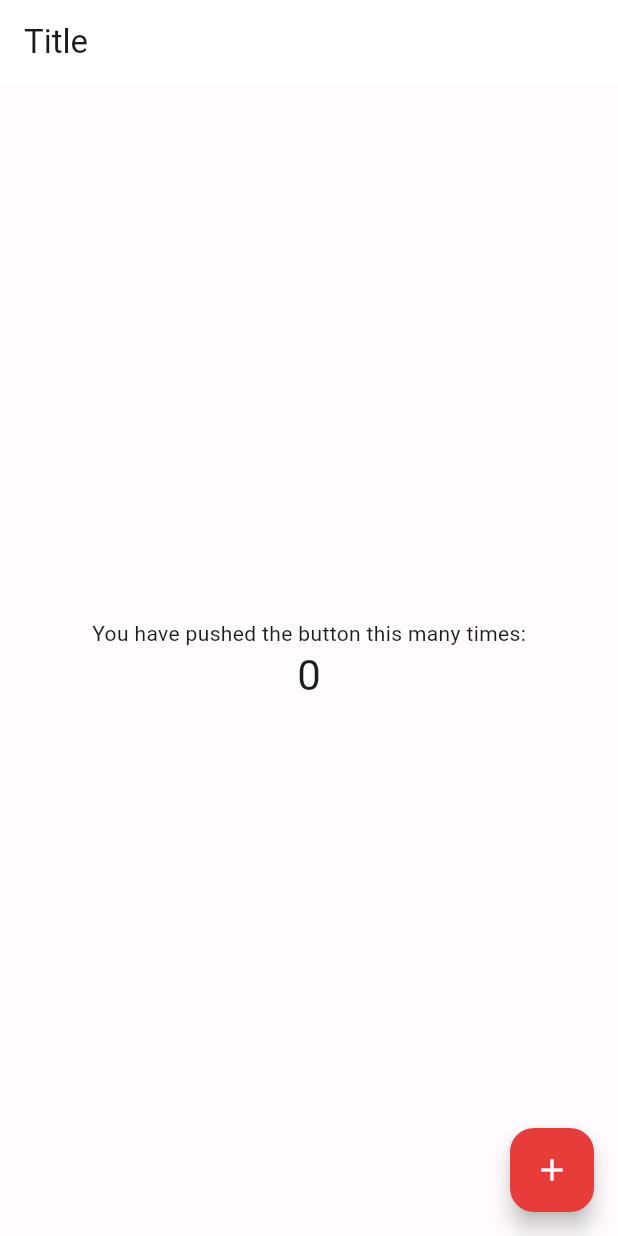
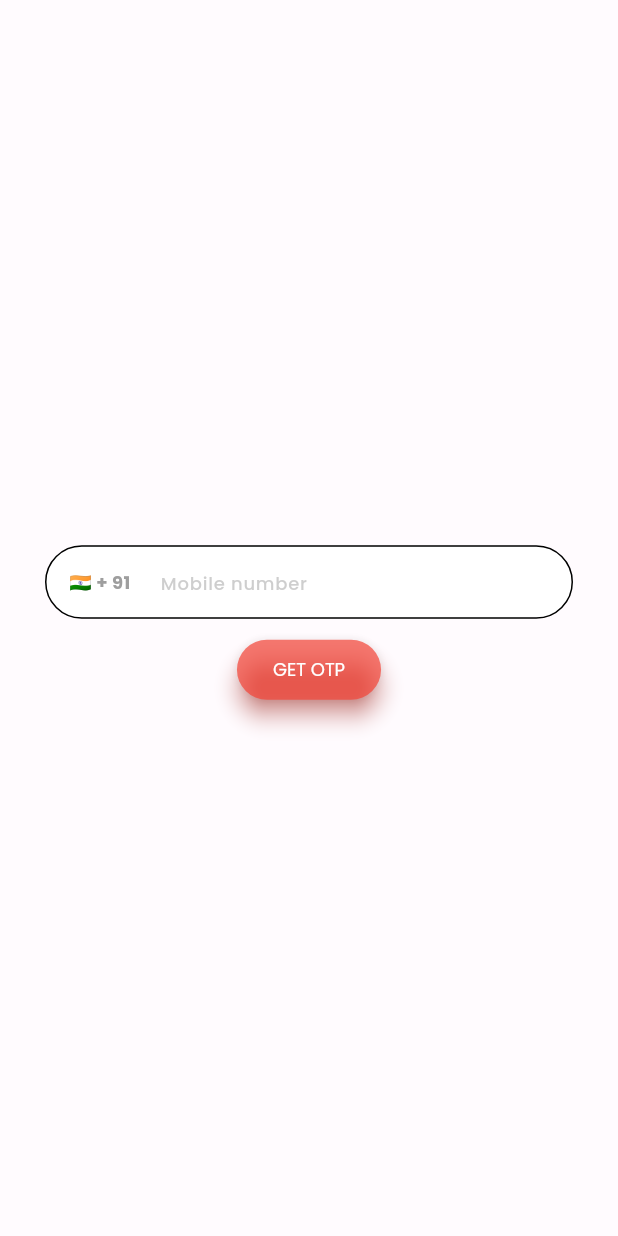
Before and after one commit to Gokulmathan-git/expense_app, a Flutter app: the screen it shows after launch, on a phone screen of 412 x 824 dp. Run offline on Flutter 3.47's test engine with Material 2 defaults, Android fonts, the phone set to English and light mode, and no system bars; our stand-ins replace country_picker, firebase_core, get, google_fonts, percent_indicator; accounts and stored records are empty.

Commit message:
sign in page added

```diff
--- /dev/null
+++ b/lib/controller/signInControl/binding.dart
@@ -0,0 +1,9 @@
+import 'package:get/instance_manager.dart';
+import 'controller.dart';
+
+class SignInBinding extends Bindings {
+  @override
+  void dependencies() {
+    Get.lazyPut<SignInController>(() => SignInController());
+  }
+}
--- /dev/null
+++ b/lib/controller/signInControl/controller.dart
@@ -0,0 +1,27 @@
+import 'package:country_picker/country_picker.dart';
+import 'package:flutter/material.dart';
+import 'package:get/get.dart';
+
+import 'state.dart';
+
+class SignInController extends GetxController {
+  final state = SignInState();
+
+  final phoneController = TextEditingController().obs;
+  Country get selectedCountryValue => state.selectedCountry.value;
+
+  textLength(int count) {
+    state.textCount.value = count;
+  }
+
+  selectCountry(BuildContext context) {
+    showCountryPicker(
+        context: context,
+        countryListTheme: const CountryListThemeData(
+          bottomSheetHeight: 550,
+        ),
+        onSelect: (value) {
+          state.selectedCountry.value = value;
+        });
+  }
+}
--- /dev/null
+++ b/lib/controller/signInControl/state.dart
@@ -0,0 +1,22 @@
+import 'package:country_picker/country_picker.dart';
+import 'package:get/get.dart';
+
+class SignInState {
+  RxBool isSkipped = false.obs;
+  var selectedCountry = Country(
+    phoneCode: "91",
+    countryCode: "IN",
+    e164Sc: 0,
+    geographic: true,
+    level: 1,
+    name: "India",
+    example: "India",
+    displayName: "India",
+    displayNameNoCountryCode: "IN",
+    e164Key: "",
+  ).obs;
+
+  RxInt textCount = 0.obs; // length of the text
+  RxBool isOtp = false.obs;
+  RxString otpNum = "".obs;
+}
--- a/lib/main.dart
+++ b/lib/main.dart
@@ -1,10 +1,14 @@
 import 'dart:convert';
 
+import 'package:expense_app/controller/signInControl/controller.dart';
+import 'package:expense_app/pages/signInPage/sign_in_page.dart';
 import 'package:flutter/material.dart';
 import 'package:flutter/services.dart';
+import 'package:get/get.dart';
 import 'package:http/http.dart' as http;
 
 void main() {
+  Get.put<SignInController>(SignInController());
   runApp(const MyApp());
 }
 
@@ -37,7 +41,7 @@ class MyApp extends StatelessWidget {
             onSecondary: Colors.black),
         useMaterial3: true,
       ),
-      home: const MyHomePage(),
+      home: const SignInPage(),
     );
   }
 }
--- /dev/null
+++ b/lib/pages/signInPage/sign_in_page.dart
@@ -0,0 +1,140 @@
+import 'package:expense_app/controller/signInControl/controller.dart';
+import 'package:flutter/material.dart';
+import 'package:get/get.dart';
+import 'package:google_fonts/google_fonts.dart';
+
+class SignInPage extends GetView<SignInController> {
+  const SignInPage({super.key});
+
+  @override
+  Widget build(BuildContext context) {
+    return GestureDetector(
+      onTap: () {
+        Get.focusScope?.unfocus();
+      },
+      child: Obx(
+        () => Scaffold(
+          body: SafeArea(
+            child: Column(
+              crossAxisAlignment: CrossAxisAlignment.center,
+              mainAxisAlignment: MainAxisAlignment.center,
+              children: [
+                Container(
+                  margin: const EdgeInsets.fromLTRB(30, 10, 30, 10),
+                  child: TextFormField(
+                    onChanged: (value) {
+                      controller.textLength(value.length);
+                      if (value.length > 9) {
+                        Get.focusScope?.unfocus();
+                      }
+                    },
+                    keyboardType: TextInputType.number,
+                    keyboardAppearance: Brightness.dark,
+                    cursorColor: Colors.black,
+                    controller: controller.phoneController.value,
+                    style: GoogleFonts.poppins(
+                      fontWeight: FontWeight.w500,
+                      color: Colors.black,
+                    ),
+                    decoration: InputDecoration(
+                      prefixIcon: Container(
+                        padding: const EdgeInsets.all(8.0),
+                        child: InkWell(
+                          onTap: () {
+                            controller.selectCountry(context);
+                          },
+                          child: Container(
+                            padding: const EdgeInsets.all(8.0),
+                            child: Text(
+                              "${controller.selectedCountryValue.flagEmoji} + ${controller.selectedCountryValue.phoneCode}",
+                              style: GoogleFonts.poppins(
+                                fontSize: 12,
+                                color: Colors.grey,
+                                fontWeight: FontWeight.bold,
+                              ),
+                            ),
+                          ),
+                        ),
+                      ),
+                      suffixIcon: controller.state.textCount > 9
+                          ? Container(
+                              height: 30,
+                              width: 30,
+                              margin: const EdgeInsets.all(10.0),
+                              decoration: const BoxDecoration(
+                                shape: BoxShape.circle,
+                                color: Colors.green,
+                              ),
+                              child: const Icon(
+                                Icons.done,
+                                color: Colors.white,
+                                size: 20,
+                              ),
+                            )
+                          : null,
+                      fillColor: Colors.white,
+                      filled: true,
+                      hintText: "Mobile number",
+                      hintStyle: GoogleFonts.poppins(
+                        fontWeight: FontWeight.w500,
+                        fontSize: 12,
+                        color: Colors.grey.withOpacity(0.5),
+                      ),
+                      floatingLabelBehavior: FloatingLabelBehavior.never,
+                      contentPadding: const EdgeInsets.fromLTRB(20, 10, 20, 10),
+                      focusedBorder: OutlineInputBorder(
+                          borderRadius: BorderRadius.circular(100.0),
+                          borderSide: const BorderSide(color: Colors.black)),
+                      enabledBorder: OutlineInputBorder(
+                          borderRadius: BorderRadius.circular(100.0),
+                          borderSide: const BorderSide(color: Colors.black)),
+                      errorBorder: OutlineInputBorder(
+                          borderRadius: BorderRadius.circular(100.0),
+                          borderSide: const BorderSide(
+                              color: Colors.white, width: 2.0)),
+                      focusedErrorBorder: OutlineInputBorder(
+                        borderRadius: BorderRadius.circular(100.0),
+                        borderSide: const BorderSide(
+                          color: Colors.black,
+                          width: 1.0,
+                        ),
+                      ),
+                    ),
+                  ),
+                ),
+                ElevatedButton(
+                  onPressed: () {
+                    // if (!controller.state.isOtp.value) {
+                    //   controller.userLogin();
+                    // } else {
+                    //   controller.login();
+                    // }
+
+                    Get.focusScope?.unfocus();
+                  },
+                  style: ElevatedButton.styleFrom(
+                      backgroundColor: Colors.red.withOpacity(0.7),
+                      shadowColor: Colors.red,
+                      elevation: 6,
+                      textStyle: const TextStyle(fontSize: 16),
+                      shape: const RoundedRectangleBorder(
+                        borderRadius: BorderRadius.all(
+                          Radius.circular(50),
+                        ),
+                      )),
+                  child: Text(
+                    controller.state.isOtp.value ? "Sign In" : 'GET OTP',
+                    style: GoogleFonts.poppins(
+                      fontSize: 12,
+                      color: Colors.white,
+                    ),
+                  ),
+                ),
+              ],
+            ),
+          ),
+        ),
+      ),
+    );
+  }
+}
```
Also changed, not shown: lib/userStore/user_store.dart (added).
